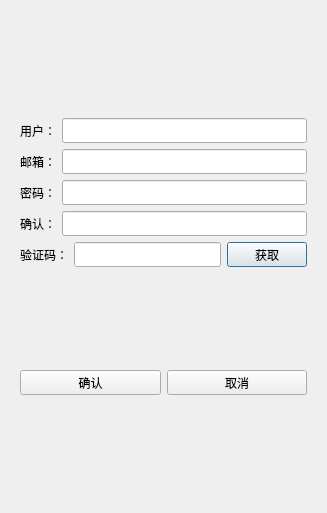
Before: the Qt Designer form client/Source/Forms/registerdialog.ui in ggggtxgt/QtChat, drawn with Qt 5.
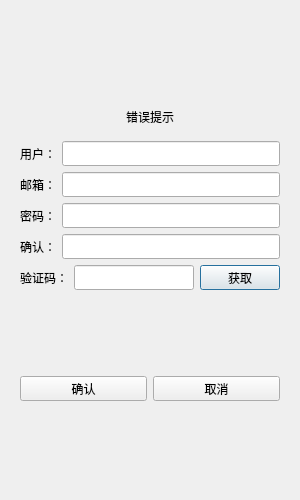
After: the same form once the commit is applied.

What changed in the file:
```diff
--- a/client/Source/Forms/registerdialog.ui
+++ b/client/Source/Forms/registerdialog.ui
@@ -6,10 +6,22 @@
             <rect>
                 <x>0</x>
                 <y>0</y>
-                <width>327</width>
-                <height>513</height>
-            </rect>
-        </property>
+    <width>300</width>
+    <height>500</height>
+   </rect>
+  </property>
+  <property name="minimumSize">
+   <size>
+    <width>300</width>
+    <height>500</height>
+   </size>
+  </property>
+  <property name="maximumSize">
+   <size>
+    <width>300</width>
+    <height>500</height>
+   </size>
+  </property>
         <property name="windowTitle">
             <string>Dialog</string>
         </property>
@@ -33,6 +45,22 @@
                                             </property>
                                         </spacer>
                                     </item>
+         <item>
+          <widget class="QWidget" name="widget" native="true">
+           <layout class="QVBoxLayout" name="verticalLayout_4">
+            <item>
+             <widget class="QLabel" name="error_tip">
+              <property name="text">
+               <string>错误提示</string>
+              </property>
+              <property name="alignment">
+               <set>Qt::AlignCenter</set>
+              </property>
+             </widget>
+            </item>
+           </layout>
+          </widget>
+         </item>
                                     <item>
                                         <layout class="QHBoxLayout" name="horizontalLayout">
                                             <item>
```
Left out of the diff: 4 changed lines with no effect on the pictures. Lines whose indentation alone changed are shown as unchanged.
